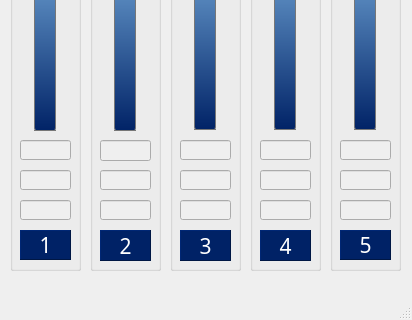
Old version of the form gui_mainwindow.ui in the repository Shub77/phoebetria-code; both pictures show x 0 to 412 and y 227 to 547 of the 412 by 547 pixel window.
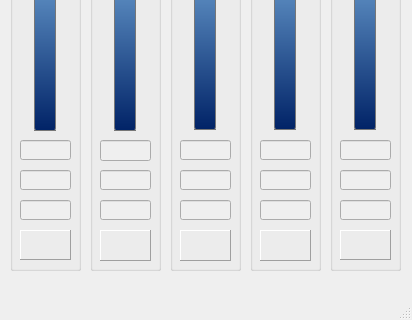
New version of the form. Icons and pictures are not drawn.

```diff
--- a/gui_mainwindow.ui
+++ b/gui_mainwindow.ui
@@ -121,8 +121,8 @@
       <string>Channel</string>
      </property>
      <property name="styleSheet">
-      <string notr="true">background-color: #026;
-color: #fff;</string>
+      <string notr="true">background-image: url(:/Images/channel_5.png);
+margin:-2px;</string>
      </property>
      <property name="frameShape">
       <enum>QFrame::Panel</enum>
@@ -131,7 +131,7 @@
       <enum>QFrame::Raised</enum>
      </property>
      <property name="text">
-      <string>5</string>
+      <string/>
      </property>
      <property name="alignment">
       <set>Qt::AlignCenter</set>
@@ -307,8 +307,8 @@
       <string>Channel</string>
      </property>
      <property name="styleSheet">
-      <string notr="true">background-color: #026;
-color: #fff;</string>
+      <string notr="true">background-image: url(:/Images/channel_2.png);
+margin:-2px;</string>
      </property>
      <property name="frameShape">
       <enum>QFrame::Panel</enum>
@@ -317,7 +317,7 @@
       <enum>QFrame::Raised</enum>
      </property>
      <property name="text">
-      <string>2</string>
+      <string/>
      </property>
      <property name="alignment">
       <set>Qt::AlignCenter</set>
@@ -493,8 +493,8 @@
       <string>Channel</string>
      </property>
      <property name="styleSheet">
-      <string notr="true">background-color: #026;
-color: #fff;</string>
+      <string notr="true">background-image: url(:/Images/channel_4.png);
+margin:-2px;</string>
      </property>
      <property name="frameShape">
       <enum>QFrame::Panel</enum>
@@ -503,7 +503,7 @@
       <enum>QFrame::Raised</enum>
      </property>
      <property name="text">
-      <string>4</string>
+      <string/>
      </property>
      <property name="alignment">
       <set>Qt::AlignCenter</set>
@@ -685,8 +685,8 @@
       <string>Channel</string>
      </property>
      <property name="styleSheet">
-      <string notr="true">background-color: #026;
-color: #fff;</string>
+      <string notr="true">background-image: url(:/Images/channel_3.png);
+margin:-2px;</string>
      </property>
      <property name="frameShape">
       <enum>QFrame::Panel</enum>
@@ -695,7 +695,7 @@
       <enum>QFrame::Raised</enum>
      </property>
      <property name="text">
-      <string>3</string>
+      <string/>
      </property>
      <property name="alignment">
       <set>Qt::AlignCenter</set>
@@ -894,8 +894,8 @@
       <string>Channel</string>
      </property>
      <property name="styleSheet">
-      <string notr="true">background-color: #026;
-color: #fff;</string>
+      <string notr="true">background-image: url(:/Images/channel_1.png);
+margin:-2px;</string>
      </property>
      <property name="frameShape">
       <enum>QFrame::Panel</enum>
@@ -904,7 +904,7 @@
       <enum>QFrame::Raised</enum>
      </property>
      <property name="text">
-      <string>1</string>
+      <string/>
      </property>
      <property name="alignment">
       <set>Qt::AlignCenter</set>
```
